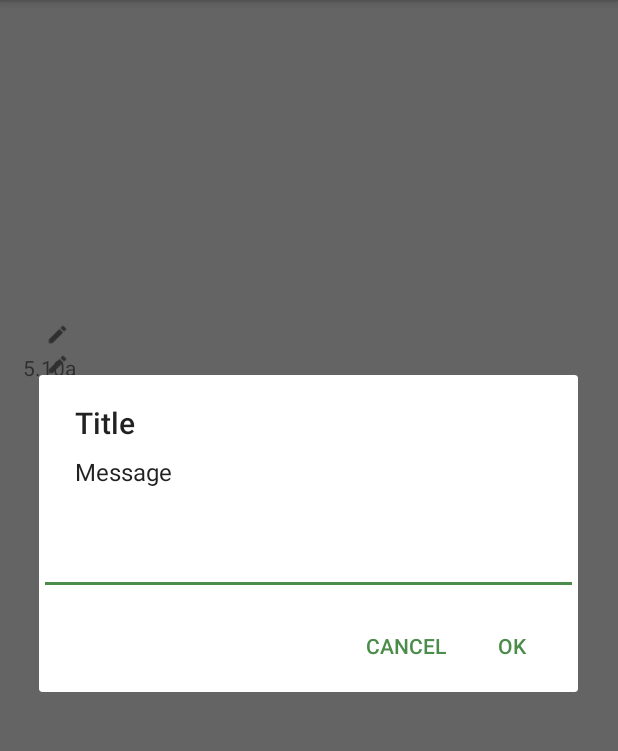
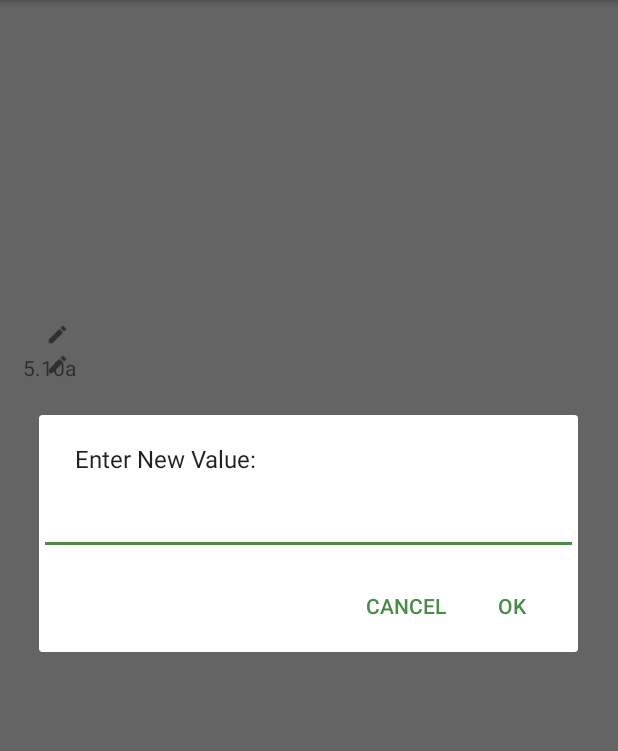
Before and after one commit to seniark/sent, an Android app: the TickDetailActivity screen opened directly, with no data from a screen before it, after a tap on an icon or button, on a phone screen of 412 x 824 dp, the part 84-835 px from its top. Run offline under Robolectric (Android 15) with nearby library versions, the phone set to English and light mode, and no system bars; our stand-ins replace Firebase (no records; nobody signed in at launch, a user with empty details on screens opened directly); pictures from the network do not load; 4 statements that could not run were skipped.

Commit message:
Add editing func. on tick detail view

```diff
--- a/app/src/main/java/com/example/proj/sent/Tick.java
+++ b/app/src/main/java/com/example/proj/sent/Tick.java
@@ -5,6 +5,10 @@ package com.example.proj.sent;
  */
 
 public class Tick {
+
+    public enum Field {
+        NAME, GRADE, IMAGEURI;
+    }
 
     private String name;
     private String grade;
--- a/app/src/main/java/com/example/proj/sent/TickDetailActivity.java
+++ b/app/src/main/java/com/example/proj/sent/TickDetailActivity.java
@@ -11,47 +11,118 @@ import android.widget.FrameLayout;
 import android.widget.ImageView;
 import android.widget.TextView;
 
+import com.google.firebase.auth.FirebaseAuth;
+import com.google.firebase.database.DataSnapshot;
+import com.google.firebase.database.DatabaseError;
+import com.google.firebase.database.DatabaseReference;
+import com.google.firebase.database.FirebaseDatabase;
+import com.google.firebase.database.ValueEventListener;
+
 public class TickDetailActivity extends BaseNavDrawerActivity {
 
-    public static final String ARG_NAME = "name";
-    public static final String ARG_GRADE = "grade";
-    public static final String ARG_URI = "uri";
+    public static final String ARG_TICKNUM = "ticknum";
 
-    TextView routeName;
+    private TextView routeName;
+    private TextView routeGrade;
+    private ImageView route_img;
+    private int tickNumber;
+    private FirebaseDatabase mDatabase;
+    private DatabaseReference mTickListRef;
+    private Tick mTick;
+    private Tick.Field mEditing;
+
 
     @Override
     protected void onCreate(Bundle savedInstanceState) {
         super.onCreate(savedInstanceState);
-        FrameLayout contentFrameLayout = (FrameLayout) findViewById(R.id.content_frame);
+        FrameLayout contentFrameLayout = findViewById(R.id.content_frame);
         getLayoutInflater().inflate(R.layout.activity_tick_detail, contentFrameLayout);
 
         Bundle args = getIntent().getExtras();
+
+        routeGrade = findViewById(R.id.detailRouteGradeTextView);
+        route_img = findViewById(R.id.tickDetailBanner);
         routeName =  findViewById(R.id.detailRouteNameTextView);
-        routeName.setText(args.getString(ARG_NAME));
 
-        ((TextView) findViewById(R.id.detailRouteGradeTextView)).setText(args.getString(ARG_GRADE));
-        ImageView route_img = findViewById(R.id.tickDetailBanner);
+        mEditing = Tick.Field.NAME;
 
-        GlideApp.with(TickDetailActivity.this)
-                .load(args.getString(ARG_URI))
-                .into(route_img);
+        tickNumber = Integer.parseInt(args.getString(ARG_TICKNUM));
+        Log.d("td", "Tick Number: " + Integer.toString(tickNumber));
+
+        mDatabase = FirebaseDatabase.getInstance();
+        mTickListRef = mDatabase.getReference(FirebaseAuth.getInstance().getCurrentUser().getUid());
+
+        ValueEventListener tickListener = new ValueEventListener() {
+            @Override
+            public void onDataChange(DataSnapshot dataSnapshot) {
+                int i=0;
+                for(DataSnapshot tickSnapshot : dataSnapshot.getChildren())
+                {
+                    //deal with tick object
+                    if(i == tickNumber)
+                    {
+                        mTick = tickSnapshot.getValue(Tick.class);
+                        Log.d("db", tickSnapshot.getValue(Tick.class).getName());
+                        break;
+                    }
+                    i++;
+                }
+
+                //load it into the view
+                routeName.setText(mTick.getName());
+                routeGrade.setText(mTick.getGrade());
+                if(!TickDetailActivity.this.isFinishing()) {
+                    GlideApp.with(TickDetailActivity.this)
+                            .load(mTick.getImage_uri())
+                            .into(route_img);
+                }
+            }
+
+            @Override
+            public void onCancelled(DatabaseError databaseError) {
+                // Getting tick failed, log a message
+                Log.w("db", "loadPost:onCancelled", databaseError.toException());
+            }
+        };
+        mTickListRef.addValueEventListener(tickListener);
     }
 
-    protected void changeRouteName()
+    protected void postTickToPosition(Tick t, int p)
     {
+        mTickListRef.child(Integer.toString(p)).setValue(t);
+    }
+
+    protected void setNewValue(Tick.Field tf)
+    {
+        mEditing = tf;
 
         AlertDialog.Builder alert = new AlertDialog.Builder(this);
-
-        alert.setTitle("Title");
-        alert.setMessage("Message");
+        alert.setMessage("Enter New Value:");
 
         final EditText input = new EditText(this);
         alert.setView(input);
 
         alert.setPositiveButton("Ok", new DialogInterface.OnClickListener() {
             public void onClick(DialogInterface dialog, int whichButton) {
+
                 String value = input.getText().toString();
-                Log.d("edit", value);
+
+                switch(mEditing)
+                {
+                    case NAME:
+                        mTick.setName(value);
+                        break;
+                    case GRADE:
+                        mTick.setGrade(value);
+                        break;
+                    case IMAGEURI:
+                        Log.d("", "NOT IMPLEMENTED");
+                        break;
+                    default:
+                        Log.d("detail", "field not found");
+                        return;
+                }
+                postTickToPosition(mTick, tickNumber);
             }
         });
 
@@ -60,13 +131,23 @@ public class TickDetailActivity extends BaseNavDrawerActivity {
                 // Canceled.
             }
         });
+        alert.show();
+    }
 
-        alert.show();
+    public void editPressed (View v)
+    {
+        switch(v.getId())
+        {
+            case R.id.editNameButton:
+                setNewValue(Tick.Field.NAME);
+                break;
+            case R.id.editGradeButton:
+                setNewValue(Tick.Field.GRADE);
+                break;
+            default:
+                break;
+        }
+
 
     }
-
-    public void editNameButtonPressed (View v)
-    {
-        changeRouteName();
-    }
 }
--- a/app/src/main/java/com/example/proj/sent/VODActivity.java
+++ b/app/src/main/java/com/example/proj/sent/VODActivity.java
@@ -23,7 +23,6 @@ public class VODActivity extends YouTubeBaseActivity {
     private FirebaseDatabase mDatabase;
     private DatabaseReference mVodRef;
     private String video_url;
-    private TextView content;
     YouTubePlayerView ypv;
     YouTubePlayer.OnInitializedListener onInitializedListener;
 
@@ -32,7 +31,6 @@ public class VODActivity extends YouTubeBaseActivity {
         super.onCreate(savedInstanceState);
 
         setContentView(R.layout.activity_vod);
-
 
         video_url = "";
 
--- a/app/src/main/res/layout/activity_tick_detail.xml
+++ b/app/src/main/res/layout/activity_tick_detail.xml
@@ -72,7 +72,7 @@
                     android:layout_width="15dp"
                     android:layout_height="15dp"
                     android:layout_marginTop="7dp"
-                    android:onClick="editNameButtonPressed"
+                    android:onClick="editPressed"
                     android:background="@drawable/ic_pencil_grey600_18dp"/>
 
                 <Button
@@ -82,7 +82,7 @@
                     android:layout_width="15dp"
                     android:layout_height="15dp"
                     android:paddingTop="30dp"
-                    android:onClick="editNameButtonPressed"
+                    android:onClick="editPressed"
                     android:background="@drawable/ic_pencil_grey600_18dp"/>
 
             </RelativeLayout>
```
Also changed, not shown: app/src/main/java/com/example/proj/sent/TickListActivity.java (+16 -15 lines).
